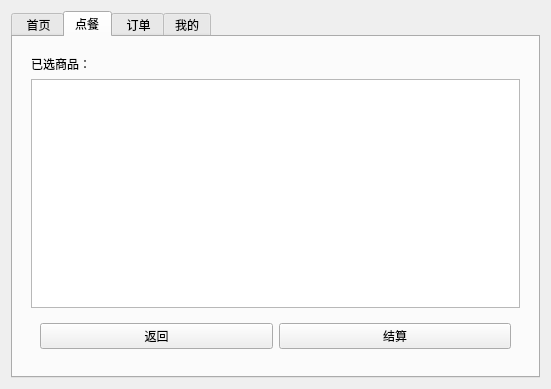
Hami-8/C-HomeWork, file customerwidget.ui: the form before one commit.
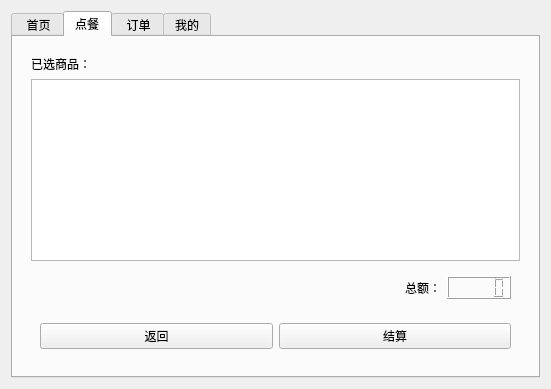
The form after the commit. The open tabs and pages were chosen to show the change.

Commit message: 增加了购物车界面的 删除 和 显示总额 的功能，实现了 结算 按钮

Diff of the .ui file:
```diff
--- a/customerwidget.ui
+++ b/customerwidget.ui
@@ -186,6 +186,49 @@
            <item>
             <widget class="QTableWidget" name="cartTableWidget"/>
            </item>
+           <item>
+            <widget class="QWidget" name="widget_6" native="true">
+             <layout class="QHBoxLayout" name="horizontalLayout_10">
+              <item>
+               <spacer name="horizontalSpacer">
+                <property name="orientation">
+                 <enum>Qt::Horizontal</enum>
+                </property>
+                <property name="sizeHint" stdset="0">
+                 <size>
+                  <width>40</width>
+                  <height>20</height>
+                 </size>
+                </property>
+               </spacer>
+              </item>
+              <item>
+               <widget class="QLabel" name="sumLabel">
+                <property name="text">
+                 <string>总额：</string>
+                </property>
+               </widget>
+              </item>
+              <item>
+               <widget class="QLCDNumber" name="sumLcdNumber">
+                <property name="font">
+                 <font>
+                  <family>Ubuntu</family>
+                  <pointsize>11</pointsize>
+                  <weight>50</weight>
+                  <italic>false</italic>
+                  <bold>false</bold>
+                 </font>
+                </property>
+                <property name="styleSheet">
+                 <string notr="true">color: rgb(204, 0, 0);
+font: 11pt &quot;Ubuntu&quot;;</string>
+                </property>
+               </widget>
+              </item>
+             </layout>
+            </widget>
+           </item>
            <item>
             <widget class="QWidget" name="widget_5" native="true">
              <layout class="QHBoxLayout" name="horizontalLayout_9">
```
Left out of the diff: 4 changed lines with no effect on the pictures. The commit also changes 3 other files.
